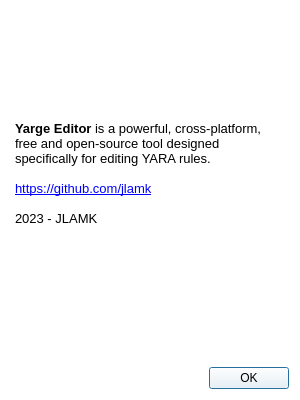
jlamk/yarge, file about.ui: the form before one commit.
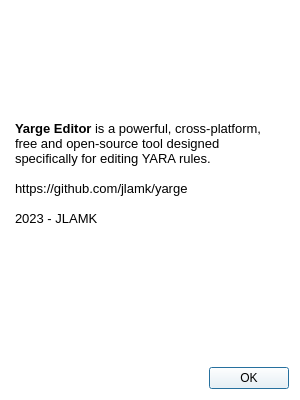
The form after the commit. Icons and pictures are not drawn.

Commit message: Fix repo. url

```diff
--- a/about.ui
+++ b/about.ui
@@ -65,7 +65,7 @@
 &lt;/style&gt;&lt;/head&gt;&lt;body style=&quot; font-family:'Sans'; font-size:10pt; font-weight:400; font-style:normal;&quot;&gt;
 &lt;p style=&quot; margin-top:0px; margin-bottom:0px; margin-left:0px; margin-right:0px; -qt-block-indent:0; text-indent:0px;&quot;&gt;&lt;span style=&quot; font-weight:700;&quot;&gt;Yarge Editor&lt;/span&gt; is a powerful, cross-platform, free and open-source tool designed specifically for editing YARA rules.&lt;/p&gt;
 &lt;p style=&quot;-qt-paragraph-type:empty; margin-top:0px; margin-bottom:0px; margin-left:0px; margin-right:0px; -qt-block-indent:0; text-indent:0px;&quot;&gt;&lt;br /&gt;&lt;/p&gt;
-&lt;p style=&quot; margin-top:0px; margin-bottom:0px; margin-left:0px; margin-right:0px; -qt-block-indent:0; text-indent:0px;&quot;&gt;&lt;a href=&quot;https://github.com/jlamk&quot;&gt;&lt;span style=&quot; text-decoration: underline; color:#0000ff;&quot;&gt;https://github.com/jlamk&lt;/span&gt;&lt;/a&gt;&lt;/p&gt;
+&lt;p style=&quot; margin-top:0px; margin-bottom:0px; margin-left:0px; margin-right:0px; -qt-block-indent:0; text-indent:0px;&quot;&gt;https://github.com/jlamk/yarge&lt;/p&gt;
 &lt;p style=&quot;-qt-paragraph-type:empty; margin-top:0px; margin-bottom:0px; margin-left:0px; margin-right:0px; -qt-block-indent:0; text-indent:0px; text-decoration: underline; color:#0000ff;&quot;&gt;&lt;br /&gt;&lt;/p&gt;
 &lt;p style=&quot; margin-top:0px; margin-bottom:0px; margin-left:0px; margin-right:0px; -qt-block-indent:0; text-indent:0px;&quot;&gt;2023 - JLAMK&lt;/p&gt;&lt;/body&gt;&lt;/html&gt;</string>
      </property>
```
